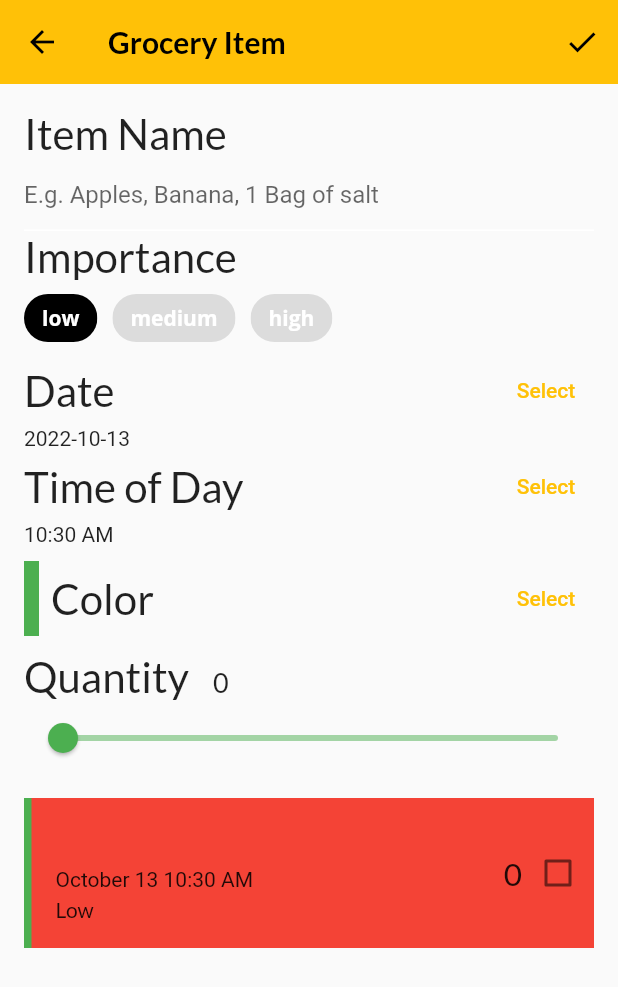
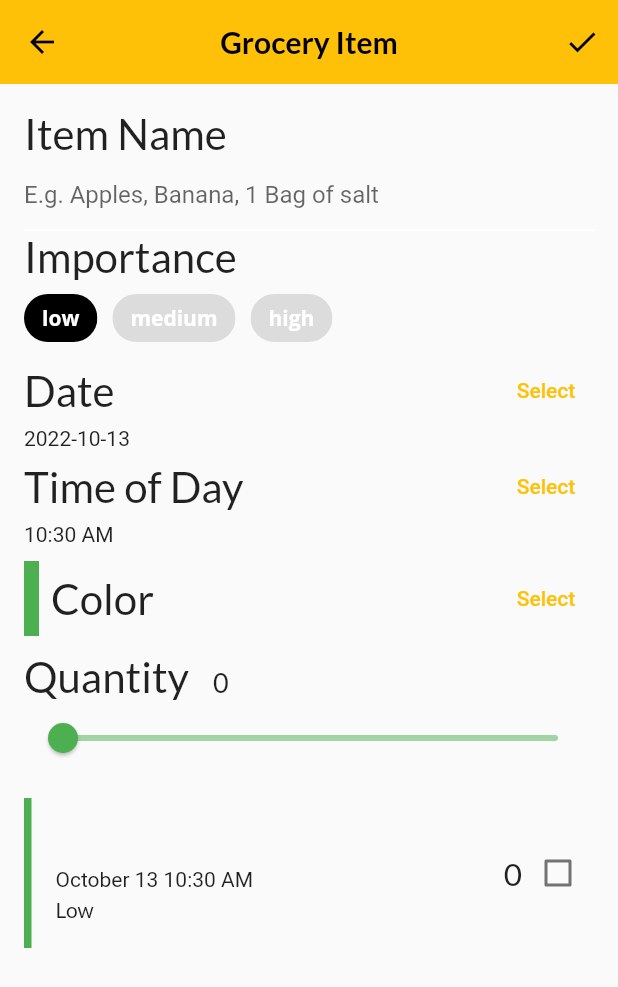
Before and after one commit to ervanchodry112/fooderlich, a Flutter app: the GroceryItemScreen screen opened directly with empty values, after a tap on the "check" icon, on a phone screen of 412 x 824 dp. Shown: the top 987 px of the screen. Run offline on Flutter 3.47's test engine with Material 2 defaults, Android fonts, the phone set to English and light mode, and no system bars; our stand-ins replace flutter_colorpicker, google_fonts.

Commit message:
Memperbaiki tampilan Grocery

```diff
--- a/lib/components/grocery_tile.dart
+++ b/lib/components/grocery_tile.dart
@@ -4,14 +4,10 @@ import 'package:intl/intl.dart';
 import '../models/grocery_item.dart';
 
 class GroceryTile extends StatelessWidget {
-  // 1
   final GroceryItem item;
-  // 2
   final Function(bool?) onComplete;
-  // 3
   final TextDecoration textDecoration;
 
-  // 4
   GroceryTile({Key? key, required this.item, required this.onComplete})
       : textDecoration = (item.isComplete)
             ? TextDecoration.lineThrough
@@ -28,16 +24,12 @@ class GroceryTile extends StatelessWidget {
         children: [
           Row(
             children: [
-              // 2
               Container(width: 5.0, color: item.color),
-              // 3
               const SizedBox(width: 16.0),
-              // 4
               Column(
                 mainAxisAlignment: MainAxisAlignment.center,
                 crossAxisAlignment: CrossAxisAlignment.start,
                 children: [
-                  // 5
                   Text(
                     item.nama!,
                     style: GoogleFonts.lato(
@@ -55,19 +47,17 @@ class GroceryTile extends StatelessWidget {
           ),
           Row(
             children: [
-              // 7
               Text(
                 item.quantity.toString(),
                 style: GoogleFonts.lato(
                     decoration: textDecoration, fontSize: 21.0),
               ),
-              // 8
               buildCheckbox(),
             ],
           ),
         ],
       ),
-      color: Colors.red,
+      // color: Colors.red,
     );
   }
 
@@ -82,7 +72,6 @@ class GroceryTile extends StatelessWidget {
       return Text(
         'High',
         style: GoogleFonts.lato(
-          color: Colors.red,
           fontWeight: FontWeight.w900,
           decoration: textDecoration,
         ),
@@ -103,9 +92,7 @@ class GroceryTile extends StatelessWidget {
 
   Widget buildCheckbox() {
     return Checkbox(
-      // 1
       value: item.isComplete,
-      // 2
       onChanged: onComplete,
     );
   }
--- a/lib/home.dart
+++ b/lib/home.dart
@@ -33,6 +33,7 @@ class _HomeState extends State<Home> {
       builder: (context, tabManager, child) {
         return Scaffold(
             appBar: AppBar(
+                centerTitle: true,
                 title: Text('Fooderlich',
                     style: Theme.of(context).textTheme.headline6)),
             body: IndexedStack(index: tabManager.selectedTab, children: pages),
@@ -43,6 +44,7 @@ class _HomeState extends State<Home> {
                 onTap: (index) {
                   tabManager.goToTab(index);
                 },
+                // ignore: prefer_const_literals_to_create_immutables
                 items: <BottomNavigationBarItem>[
                   const BottomNavigationBarItem(
                       icon: Icon(Icons.home), label: 'Card'),
--- a/lib/screens/empty_grocery_screen.dart
+++ b/lib/screens/empty_grocery_screen.dart
@@ -15,7 +15,7 @@ class EmptyGroceryScreen extends StatelessWidget {
           children: [
             AspectRatio(
               aspectRatio: 1 / 1,
-              child: Image.asset('/fooderlich_asssets/empty_list.png'),
+              child: Image.asset('fooderlich_asssets/empty_list.png'),
             ),
             const SizedBox(
               height: 8.0,
--- a/lib/screens/grocery_item_screen.dart
+++ b/lib/screens/grocery_item_screen.dart
@@ -8,15 +8,12 @@ import '../components/grocery_tile.dart';
 
 class GroceryItemScreen extends StatefulWidget {
   final Function(GroceryItem)? onCreate;
-  final Function(GroceryItem) onUpdate;
+  final Function(GroceryItem)? onUpdate;
   late GroceryItem? originalItem;
   final bool isUpdating;
 
   GroceryItemScreen(
-      {Key? key,
-      required this.onCreate,
-      required this.onUpdate,
-      this.originalItem})
+      {Key? key, required this.onCreate, this.onUpdate, this.originalItem})
       : isUpdating = (originalItem != null),
         super(key: key);
 
@@ -76,16 +73,16 @@ class _GroceryItemScreenState extends State<GroceryItemScreen> {
                 color: _currentColor,
                 quantity: _currentSliderValue,
                 date: DateTime(
-                  _dueDate!.year,
-                  _dueDate!.month,
-                  _dueDate!.day,
-                  _timeOfDay!.hour,
-                  _timeOfDay!.minute,
+                  _dueDate.year,
+                  _dueDate.month,
+                  _dueDate.day,
+                  _timeOfDay.hour,
+                  _timeOfDay.minute,
                 ),
               );
 
               if (widget.isUpdating) {
-                widget.onUpdate(groceryItem);
+                widget.onUpdate!(groceryItem);
               } else {
                 widget.onCreate!(groceryItem);
               }
@@ -93,6 +90,7 @@ class _GroceryItemScreenState extends State<GroceryItemScreen> {
           )
         ],
         elevation: 0.0,
+        centerTitle: true,
         title: Text(
           'Grocery Item',
           style: GoogleFonts.lato(fontWeight: FontWeight.w600),
--- a/lib/screens/grocery_list_screen.dart
+++ b/lib/screens/grocery_list_screen.dart
@@ -61,7 +61,6 @@ class GroceryListScreen extends StatelessWidget {
             ),
           );
         },
-        // 8
         separatorBuilder: (context, index) {
           return const SizedBox(height: 16.0);
         },
--- a/pubspec.yaml
+++ b/pubspec.yaml
@@ -33,7 +33,7 @@ dependencies:
     sdk: flutter
   google_fonts: ^3.0.1
   provider: ^5.0.0
-  flutter_colorpicker: ^0.4.0
+  flutter_colorpicker: ^1.0.3
   intl: ^0.17.0
   uuid: ^3.0.4
 
```
Also changed, not shown: lib/screens/grocery_screens.dart (+20 -3 lines), pubspec.lock.
